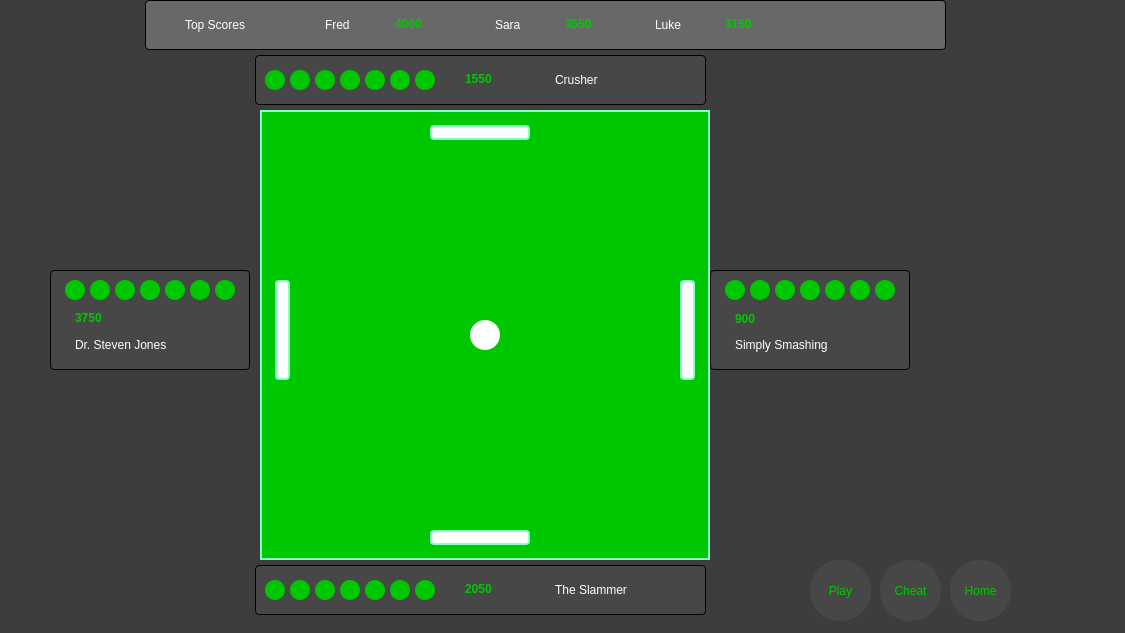
First picture: the form in all-4-pong/all-4-pong/ingame.ui, repository twetm967/all-4-pong, before the edit.
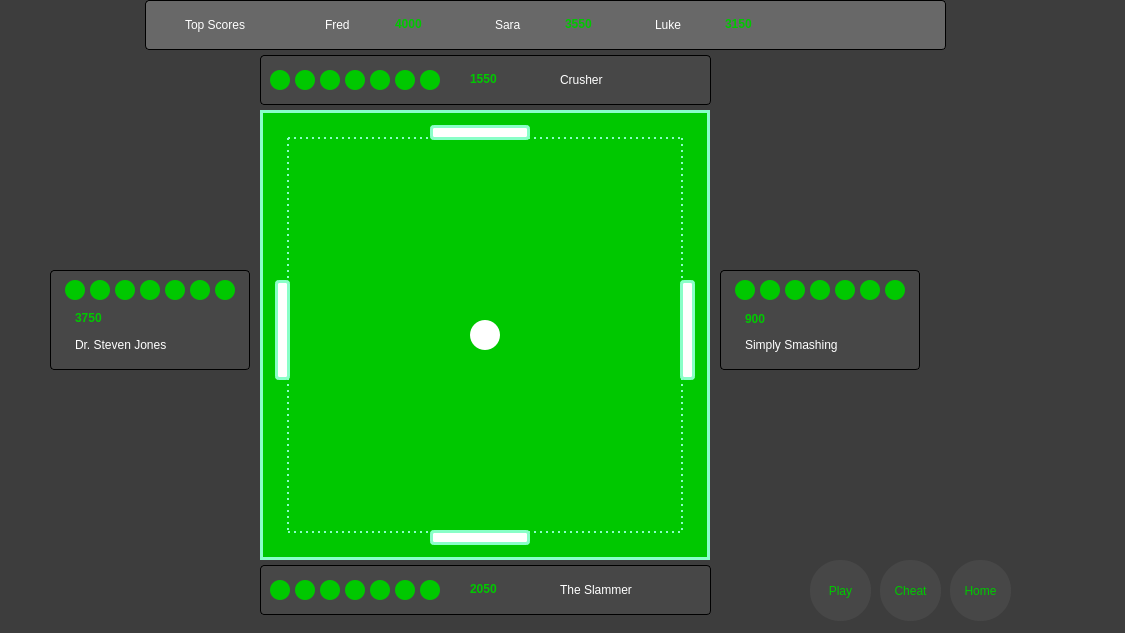
Second picture: the form after the edit. Custom widgets are drawn as their Qt base class.

Commit message: Added boundary label to ingame.ui

Diff of the .ui file:
```diff
--- a/all-4-pong/all-4-pong/ingame.ui
+++ b/all-4-pong/all-4-pong/ingame.ui
@@ -43,7 +43,7 @@
   <widget class="QLabel" name="lblLife3PT">
    <property name="geometry">
     <rect>
-     <x>315</x>
+     <x>320</x>
      <y>70</y>
      <width>20</width>
      <height>20</height>
@@ -83,7 +83,7 @@
   <widget class="QLabel" name="lblLife7PT">
    <property name="geometry">
     <rect>
-     <x>415</x>
+     <x>420</x>
      <y>70</y>
      <width>20</width>
      <height>20</height>
@@ -103,7 +103,7 @@
   <widget class="QLabel" name="lblLife6PB">
    <property name="geometry">
     <rect>
-     <x>390</x>
+     <x>395</x>
      <y>580</y>
      <width>20</width>
      <height>20</height>
@@ -123,7 +123,7 @@
   <widget class="QLabel" name="lblUsernamePR">
    <property name="geometry">
     <rect>
-     <x>735</x>
+     <x>745</x>
      <y>335</y>
      <width>131</width>
      <height>20</height>
@@ -196,7 +196,7 @@
   <widget class="QLabel" name="lblPlayerBoardR">
    <property name="geometry">
     <rect>
-     <x>710</x>
+     <x>720</x>
      <y>270</y>
      <width>200</width>
      <height>100</height>
@@ -249,7 +249,7 @@
   <widget class="QLabel" name="lblLife2PR">
    <property name="geometry">
     <rect>
-     <x>750</x>
+     <x>760</x>
      <y>280</y>
      <width>20</width>
      <height>20</height>
@@ -269,7 +269,7 @@
   <widget class="QLabel" name="lblLife5PB">
    <property name="geometry">
     <rect>
-     <x>365</x>
+     <x>370</x>
      <y>580</y>
      <width>20</width>
      <height>20</height>
@@ -311,7 +311,7 @@
   <widget class="QLabel" name="lblPlayerBoardB">
    <property name="geometry">
     <rect>
-     <x>255</x>
+     <x>260</x>
      <y>565</y>
      <width>451</width>
      <height>50</height>
@@ -333,7 +333,7 @@
   <widget class="QLabel" name="lblScorePB">
    <property name="geometry">
     <rect>
-     <x>465</x>
+     <x>470</x>
      <y>580</y>
      <width>61</width>
      <height>17</height>
@@ -394,7 +394,7 @@
   <widget class="QLabel" name="lblUsernamePT">
    <property name="geometry">
     <rect>
-     <x>555</x>
+     <x>560</x>
      <y>70</y>
      <width>131</width>
      <height>20</height>
@@ -480,7 +480,7 @@
   <widget class="QLabel" name="lblLife3PR">
    <property name="geometry">
     <rect>
-     <x>775</x>
+     <x>785</x>
      <y>280</y>
      <width>20</width>
      <height>20</height>
@@ -500,7 +500,7 @@
   <widget class="QLabel" name="lblScorePT">
    <property name="geometry">
     <rect>
-     <x>465</x>
+     <x>470</x>
      <y>70</y>
      <width>61</width>
      <height>17</height>
@@ -531,7 +531,7 @@
   <widget class="QLabel" name="lblLife7PR">
    <property name="geometry">
     <rect>
-     <x>875</x>
+     <x>885</x>
      <y>280</y>
      <width>20</width>
      <height>20</height>
@@ -565,7 +565,7 @@
    </property>
    <property name="styleSheet">
     <string notr="true">background-color: rgb(0, 200, 0);
-border: 2px solid rgb(137, 255, 200);
+border: 3px solid rgb(137, 255, 200);
 box-shadow: 10px 10px 30px rgb(0, 0, 0);</string>
    </property>
    <widget class="GameLabel" name="lblBall">
@@ -729,6 +729,11 @@
      <string/>
     </property>
    </widget>
+   <zorder>lblBall</zorder>
+   <zorder>lblPaddleBottom</zorder>
+   <zorder>lblPaddleLeft</zorder>
+   <zorder>lblPaddleTop</zorder>
+   <zorder>lblPaddleRight</zorder>
   </widget>
   <widget class="QLabel" name="lblTop2Score">
    <property name="geometry">
@@ -764,7 +769,7 @@
   <widget class="QLabel" name="lblLife6PR">
    <property name="geometry">
     <rect>
-     <x>850</x>
+     <x>860</x>
      <y>280</y>
      <width>20</width>
      <height>20</height>
@@ -784,7 +789,7 @@
   <widget class="QLabel" name="lblLife4PB">
    <property name="geometry">
     <rect>
-     <x>340</x>
+     <x>345</x>
      <y>580</y>
      <width>20</width>
      <height>20</height>
@@ -804,7 +809,7 @@
   <widget class="QLabel" name="lblLife6PT">
    <property name="geometry">
     <rect>
-     <x>390</x>
+     <x>395</x>
      <y>70</y>
      <width>20</width>
      <height>20</height>
@@ -824,7 +829,7 @@
   <widget class="QLabel" name="lblLife3PB">
    <property name="geometry">
     <rect>
-     <x>315</x>
+     <x>320</x>
      <y>580</y>
      <width>20</width>
      <height>20</height>
@@ -886,7 +891,7 @@
   <widget class="QLabel" name="lblLife5PT">
    <property name="geometry">
     <rect>
-     <x>365</x>
+     <x>370</x>
      <y>70</y>
      <width>20</width>
      <height>20</height>
@@ -906,7 +911,7 @@
   <widget class="QLabel" name="lblLife1PB">
    <property name="geometry">
     <rect>
-     <x>265</x>
+     <x>270</x>
      <y>580</y>
      <width>20</width>
      <height>20</height>
@@ -926,7 +931,7 @@
   <widget class="QLabel" name="lblLife1PT">
    <property name="geometry">
     <rect>
-     <x>265</x>
+     <x>270</x>
      <y>70</y>
      <width>20</width>
      <height>20</height>
@@ -967,7 +972,7 @@
   <widget class="QLabel" name="lblLife4PT">
    <property name="geometry">
     <rect>
-     <x>340</x>
+     <x>345</x>
      <y>70</y>
      <width>20</width>
      <height>20</height>
@@ -987,7 +992,7 @@
   <widget class="QLabel" name="lblPlayerBoardT">
    <property name="geometry">
     <rect>
-     <x>255</x>
+     <x>260</x>
      <y>55</y>
      <width>451</width>
      <height>50</height>
@@ -1009,7 +1014,7 @@
   <widget class="QLabel" name="lblLife2PT">
    <property name="geometry">
     <rect>
-     <x>290</x>
+     <x>295</x>
      <y>70</y>
      <width>20</width>
      <height>20</height>
@@ -1090,7 +1095,7 @@
   <widget class="QLabel" name="lblScorePR">
    <property name="geometry">
     <rect>
-     <x>735</x>
+     <x>745</x>
      <y>310</y>
      <width>61</width>
      <height>17</height>
@@ -1121,7 +1126,7 @@
   <widget class="QLabel" name="lblLife5PR">
    <property name="geometry">
     <rect>
-     <x>825</x>
+     <x>835</x>
      <y>280</y>
      <width>20</width>
      <height>20</height>
@@ -1141,7 +1146,7 @@
   <widget class="QLabel" name="lblLife7PB">
    <property name="geometry">
     <rect>
-     <x>415</x>
+     <x>420</x>
      <y>580</y>
      <width>20</width>
      <height>20</height>
@@ -1192,7 +1197,7 @@
   <widget class="QLabel" name="lblUsernamePB">
    <property name="geometry">
     <rect>
-     <x>555</x>
+     <x>560</x>
      <y>580</y>
      <width>131</width>
      <height>20</height>
@@ -1213,7 +1218,7 @@
   <widget class="QLabel" name="lblLife1PR">
    <property name="geometry">
     <rect>
-     <x>725</x>
+     <x>735</x>
      <y>280</y>
      <width>20</width>
      <height>20</height>
@@ -1273,7 +1278,7 @@
   <widget class="QLabel" name="lblLife2PB">
    <property name="geometry">
     <rect>
-     <x>290</x>
+     <x>295</x>
      <y>580</y>
      <width>20</width>
      <height>20</height>
@@ -1293,7 +1298,7 @@
   <widget class="QLabel" name="lblLife4PR">
    <property name="geometry">
     <rect>
-     <x>800</x>
+     <x>810</x>
      <y>280</y>
      <width>20</width>
      <height>20</height>
@@ -1334,6 +1339,23 @@
     <string>Home</string>
    </property>
   </widget>
+  <widget class="QLabel" name="lblBourdary">
+   <property name="geometry">
+    <rect>
+     <x>287</x>
+     <y>137</y>
+     <width>396</width>
+     <height>396</height>
+    </rect>
+   </property>
+   <property name="styleSheet">
+    <string notr="true">background-color: none;
+border: 2px dotted rgb(137, 255, 200);</string>
+   </property>
+   <property name="text">
+    <string/>
+   </property>
+  </widget>
   <zorder>gameCourt</zorder>
   <zorder>lblPlayerBoardB</zorder>
   <zorder>lblLeaderBoard</zorder>
@@ -1386,6 +1408,7 @@
   <zorder>lblLife4PR</zorder>
   <zorder>lblLife2PT</zorder>
   <zorder>btnHome</zorder>
+  <zorder>lblBourdary</zorder>
  </widget>
  <customwidgets>
   <customwidget>
```
